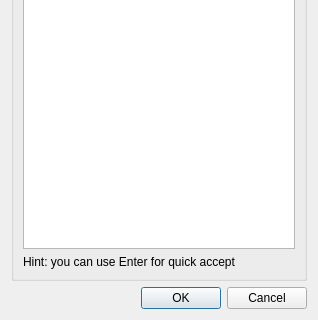
Qt form editor/gui/dlgopen.ui (ensisoft/detonator) before a commit; both pictures show x 0 to 318 and y 154 to 474 of the 318 by 474 pixel window.
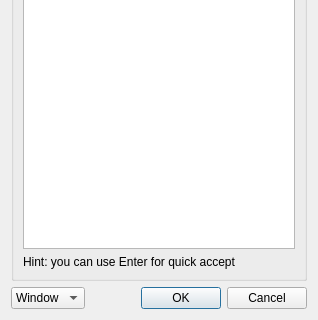
The same form after that commit.

The edit to the form file:
```diff
--- a/editor/gui/dlgopen.ui
+++ b/editor/gui/dlgopen.ui
@@ -46,6 +46,20 @@
    </item>
    <item>
     <layout class="QHBoxLayout" name="horizontalLayout">
+     <item>
+      <widget class="QComboBox" name="cmbOpenMode">
+       <item>
+        <property name="text">
+         <string>Window</string>
+        </property>
+       </item>
+       <item>
+        <property name="text">
+         <string>Tab</string>
+        </property>
+       </item>
+      </widget>
+     </item>
      <item>
       <spacer name="horizontalSpacer">
        <property name="orientation">
```
Left out of the diff: 1 changed line with no effect on the pictures.
